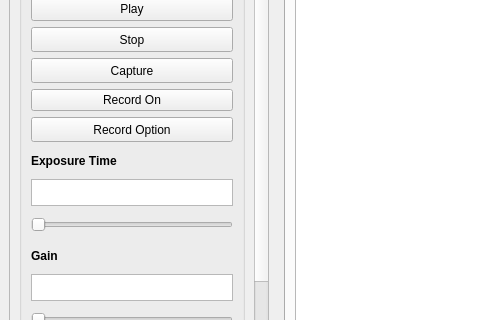
Qt form SIMP/ui/mainwindow.ui (iiSM4u/iiSM-SW_public) before a commit; both pictures show x 0 to 480 and y 207 to 527 of the 1280 by 800 pixel window.
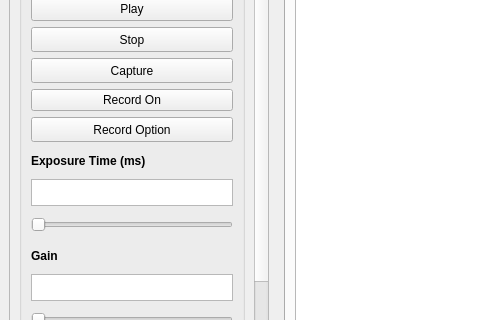
The same form after that commit. Custom widgets are drawn as their Qt base class.

```diff
--- a/SIMP/ui/mainwindow.ui
+++ b/SIMP/ui/mainwindow.ui
@@ -48,7 +48,7 @@
        <property name="geometry">
         <rect>
          <x>0</x>
-         <y>0</y>
+         <y>-454</y>
          <width>241</width>
          <height>1191</height>
         </rect>
@@ -263,7 +263,7 @@
               </font>
              </property>
              <property name="text">
-              <string>Exposure Time</string>
+              <string>Exposure Time (ms)</string>
              </property>
             </widget>
            </item>
```
Left out of the diff: 5 changed lines with no effect on the pictures.
